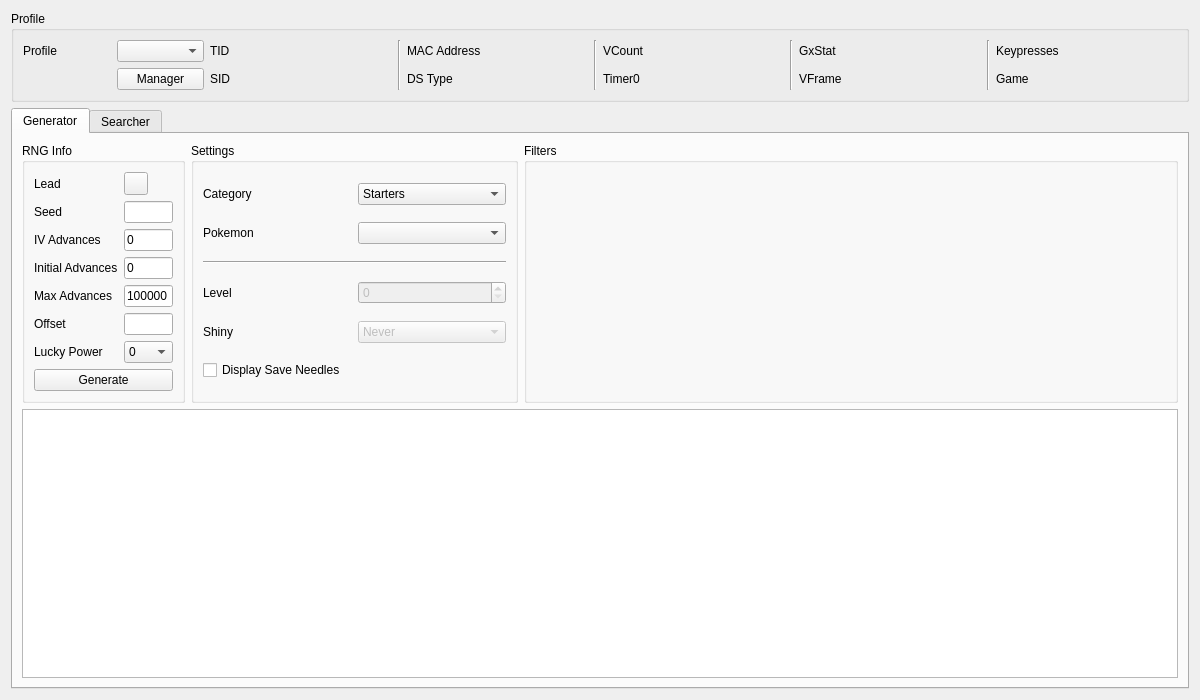
Qt form Form/Gen5/Static5.ui (Admiral-Fish/PokeFinder) before a commit.
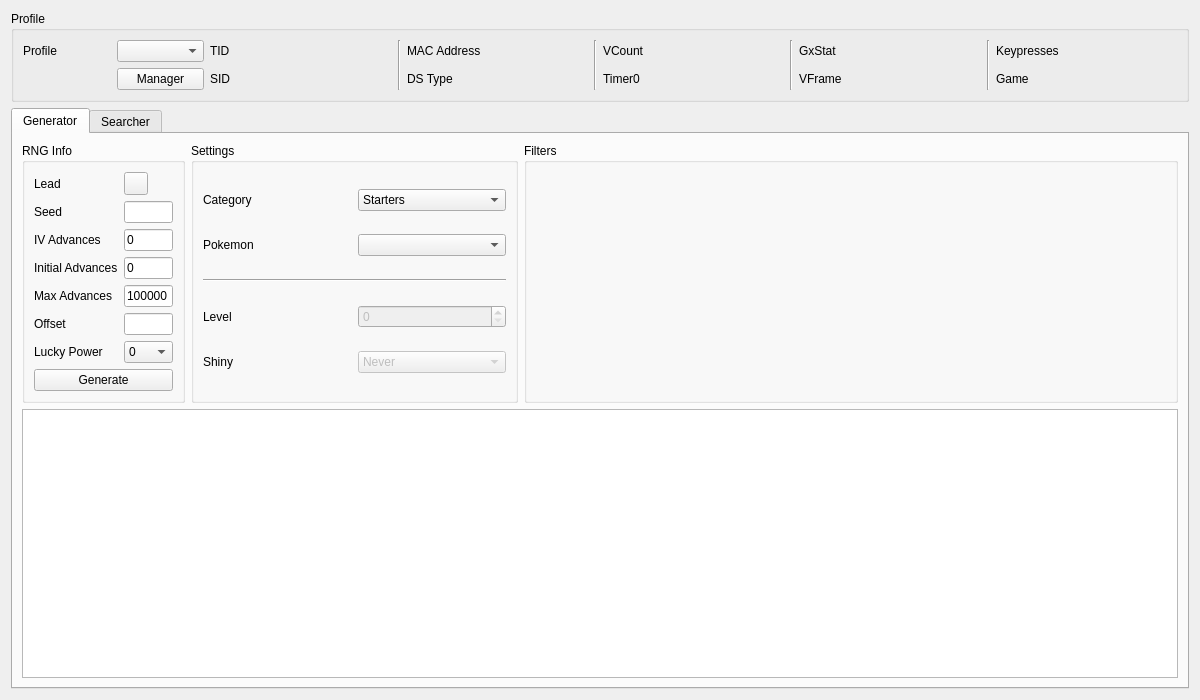
The same form after that commit. Custom widgets are drawn as their Qt base class.

Diff of the .ui file:
```diff
--- a/Form/Gen5/Static5.ui
+++ b/Form/Gen5/Static5.ui
@@ -418,13 +418,6 @@
             </item>
            </widget>
           </item>
-          <item row="5" column="0" colspan="2">
-           <widget class="QCheckBox" name="checkBoxGeneratorSaveNeedles">
-            <property name="text">
-             <string>Display Save Needles</string>
-            </property>
-           </widget>
-          </item>
          </layout>
         </widget>
        </item>
```
